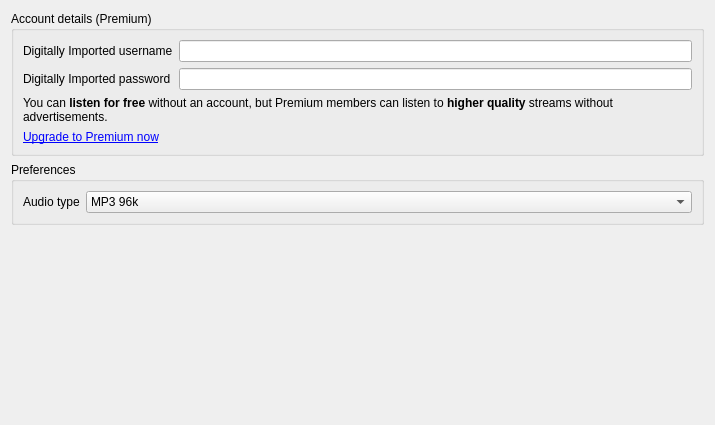
Above: src/internet/digitallyimportedsettingspage.ui from clementine-player/Clementine before the change. Below: the same form after it.
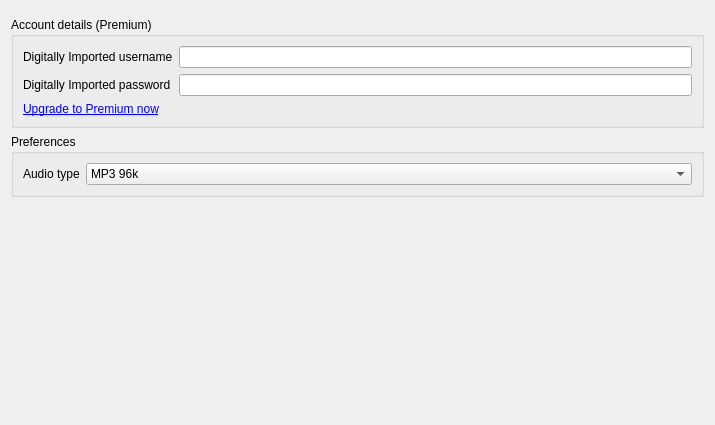
That is the form after the change. Custom widgets are drawn as their Qt base class.

What changed in the file:
```diff
--- a/src/internet/digitallyimportedsettingspage.ui
+++ b/src/internet/digitallyimportedsettingspage.ui
@@ -14,6 +14,9 @@
    <string>Digitally Imported</string>
   </property>
   <layout class="QVBoxLayout" name="verticalLayout">
+   <item>
+    <widget class="LoginStateWidget" name="login_state" native="true"/>
+   </item>
    <item>
     <widget class="QGroupBox" name="groupBox_10">
      <property name="sizePolicy">
@@ -51,16 +54,6 @@
        </widget>
       </item>
       <item row="2" column="0" colspan="2">
-       <widget class="QLabel" name="label_24">
-        <property name="text">
-         <string>You can &lt;b&gt;listen for free&lt;/b&gt; without an account, but Premium members can listen to &lt;b&gt;higher quality&lt;/b&gt; streams without advertisements.</string>
-        </property>
-        <property name="wordWrap">
-         <bool>true</bool>
-        </property>
-       </widget>
-      </item>
-      <item row="3" column="0" colspan="2">
        <widget class="QLabel" name="upgrade_link">
         <property name="text">
          <string>&lt;a href=&quot;http://www.di.fm/premium/&quot;&gt;Upgrade to Premium now&lt;/a&gt;</string>
@@ -157,6 +150,14 @@
    </item>
   </layout>
  </widget>
+ <customwidgets>
+  <customwidget>
+   <class>LoginStateWidget</class>
+   <extends>QWidget</extends>
+   <header>widgets/loginstatewidget.h</header>
+   <container>1</container>
+  </customwidget>
+ </customwidgets>
  <resources/>
  <connections/>
 </ui>
```
